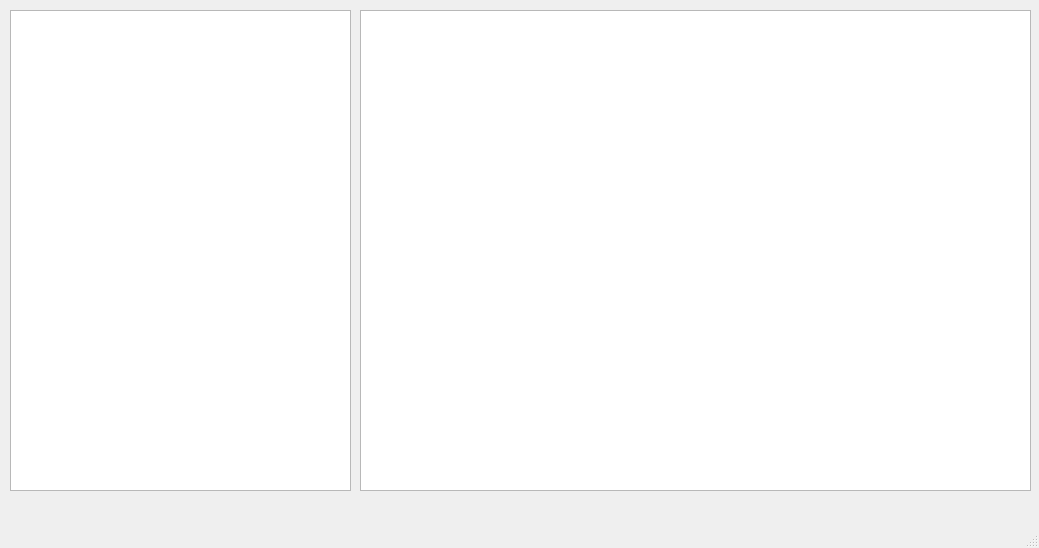
This is mainwindow.ui in VladRaginya/SPOVMCourseWork as Qt 5 draws it before an edit. The edited form follows.
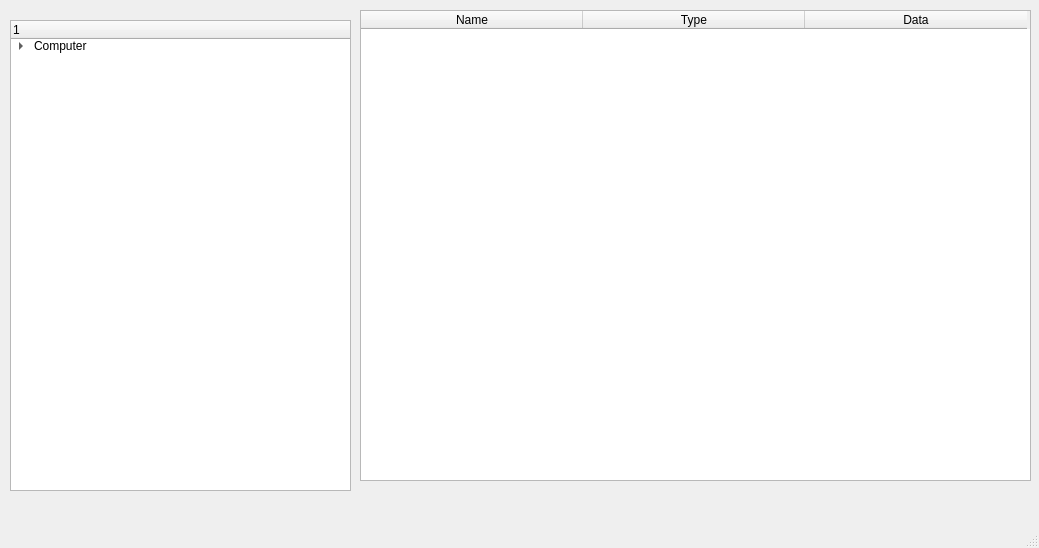
This is the edited form.

Commit message: added logic class

```diff
--- a/mainwindow.ui
+++ b/mainwindow.ui
@@ -14,25 +14,90 @@
    <string>MainWindow</string>
   </property>
   <widget class="QWidget" name="centralWidget">
-   <widget class="QTreeView" name="treeView">
-    <property name="geometry">
-     <rect>
-      <x>10</x>
-      <y>10</y>
-      <width>341</width>
-      <height>481</height>
-     </rect>
-    </property>
-   </widget>
-   <widget class="QTableView" name="tableView">
+   <widget class="QTableWidget" name="tableWidget">
     <property name="geometry">
      <rect>
       <x>360</x>
       <y>10</y>
       <width>671</width>
-      <height>481</height>
+      <height>471</height>
      </rect>
     </property>
+    <property name="showGrid">
+     <bool>true</bool>
+    </property>
+    <property name="sortingEnabled">
+     <bool>true</bool>
+    </property>
+    <attribute name="horizontalHeaderCascadingSectionResizes">
+     <bool>false</bool>
+    </attribute>
+    <attribute name="horizontalHeaderDefaultSectionSize">
+     <number>222</number>
+    </attribute>
+    <attribute name="horizontalHeaderMinimumSectionSize">
+     <number>220</number>
+    </attribute>
+    <column>
+     <property name="text">
+      <string>Name</string>
+     </property>
+    </column>
+    <column>
+     <property name="text">
+      <string>Type</string>
+     </property>
+    </column>
+    <column>
+     <property name="text">
+      <string>Data</string>
+     </property>
+    </column>
+   </widget>
+   <widget class="QTreeWidget" name="treeWidget">
+    <property name="geometry">
+     <rect>
+      <x>10</x>
+      <y>20</y>
+      <width>341</width>
+      <height>471</height>
+     </rect>
+    </property>
+    <column>
+     <property name="text">
+      <string/>
+     </property>
+    </column>
+    <item>
+     <property name="text">
+      <string>Computer</string>
+     </property>
+     <item>
+      <property name="text">
+       <string>HKEY_CLASSES_ROOT</string>
+      </property>
+     </item>
+     <item>
+      <property name="text">
+       <string>HKEY_CURRENT_USER</string>
+      </property>
+     </item>
+     <item>
+      <property name="text">
+       <string>HKEY_LOCAL_MACHINE</string>
+      </property>
+     </item>
+     <item>
+      <property name="text">
+       <string>HKEY_USERS</string>
+      </property>
+     </item>
+     <item>
+      <property name="text">
+       <string>HKEY_CURRENT_CONFIG</string>
+      </property>
+     </item>
+    </item>
    </widget>
   </widget>
   <widget class="QMenuBar" name="menuBar">
```
The commit also changes 7 other files.
